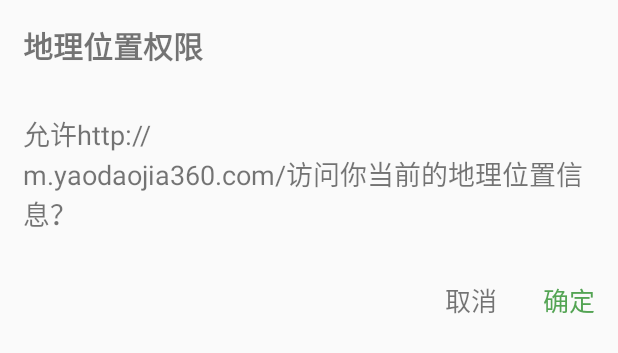
After one commit to yaodaojia/yaodaojia, an Android app: the layout location_dialog.xml on its own in the app's theme, with its tools: preview values and no code run, on a phone screen of 412 x 824 dp. The commit adds this screen. Shown: the top 353 px of the screen. Run offline under Robolectric (Android 15) with nearby library versions, the light colour scheme and no system bars.

Commit message:
加了个判断

```diff
--- a/app/src/main/AndroidManifest.xml
+++ b/app/src/main/AndroidManifest.xml
@@ -7,7 +7,7 @@
         android:icon="@mipmap/ic_launcher"
         android:label="@string/app_name"
         android:supportsRtl="true"
-        android:theme="@style/AppTheme">
+        android:theme="@style/Theme.AppCompat.Light">
         <activity android:name=".control.activity.MainActivity">
             <intent-filter>
                 <action android:name="android.intent.action.MAIN" />
--- /dev/null
+++ b/app/src/main/res/layout/location_dialog.xml
@@ -0,0 +1,43 @@
+<?xml version="1.0" encoding="utf-8"?>
+<LinearLayout xmlns:android="http://schemas.android.com/apk/res/android"
+    android:orientation="vertical" android:layout_width="wrap_content"
+    android:layout_height="wrap_content">
+    <TextView
+        android:layout_width="wrap_content"
+        android:layout_height="wrap_content"
+        android:layout_margin="15dp"
+        android:text="地理位置权限"
+        android:textStyle="bold"
+        android:textSize="20dp"
+        />
+    <TextView
+        android:textSize="18dp"
+        android:layout_margin="15dp"
+        android:layout_width="wrap_content"
+        android:layout_height="wrap_content"
+        android:text="允许http://\nm.yaodaojia360.com/访问你当前的地理位置信息？"
+        />
+    <RelativeLayout
+        android:layout_width="match_parent"
+        android:layout_height="wrap_content">
+        <TextView
+            android:layout_width="wrap_content"
+            android:layout_height="wrap_content"
+            android:text="确定"
+            android:textSize="17dp"
+            android:textColor="#bb178417"
+            android:layout_alignParentRight="true"
+            android:id="@+id/location_cancel"
+            android:layout_margin="15dp"
+            />
+        <TextView
+            android:textSize="17dp"
+            android:layout_width="wrap_content"
+            android:layout_height="wrap_content"
+            android:text="取消"
+            android:layout_margin="15dp"
+            android:layout_toLeftOf="@id/location_cancel"
+            android:id="@+id/location_sure"
+            />
+    </RelativeLayout>
+</LinearLayout>
--- a/app/src/main/res/values/strings.xml
+++ b/app/src/main/res/values/strings.xml
@@ -1,3 +1,3 @@
 <resources>
-    <string name="app_name">yao dao jia</string>
+    <string name="app_name">药到家</string>
 </resources>
```
Also changed, not shown: app/src/main/java/com/example/yaodaojia/yaodaojia/App.java (+13 -0 lines), app/src/main/java/com/example/yaodaojia/yaodaojia/base/BaseActivity.java (+42 -0 lines), app/src/main/res/layout/activity_main.xml (+46 -46 lines), app/src/main/java/com/example/yaodaojia/yaodaojia/control/activity/MainActivity.java (renamed from app/src/main/java/com/example/yaodaojia/yaodaojia/control/Activity/MainActivity.java).
